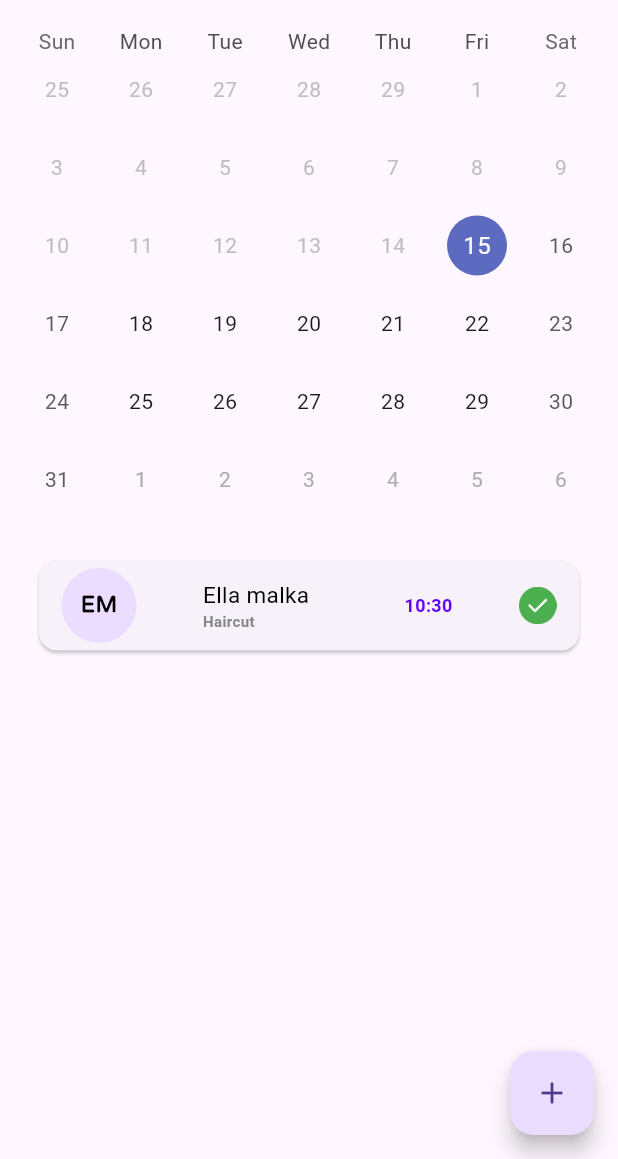
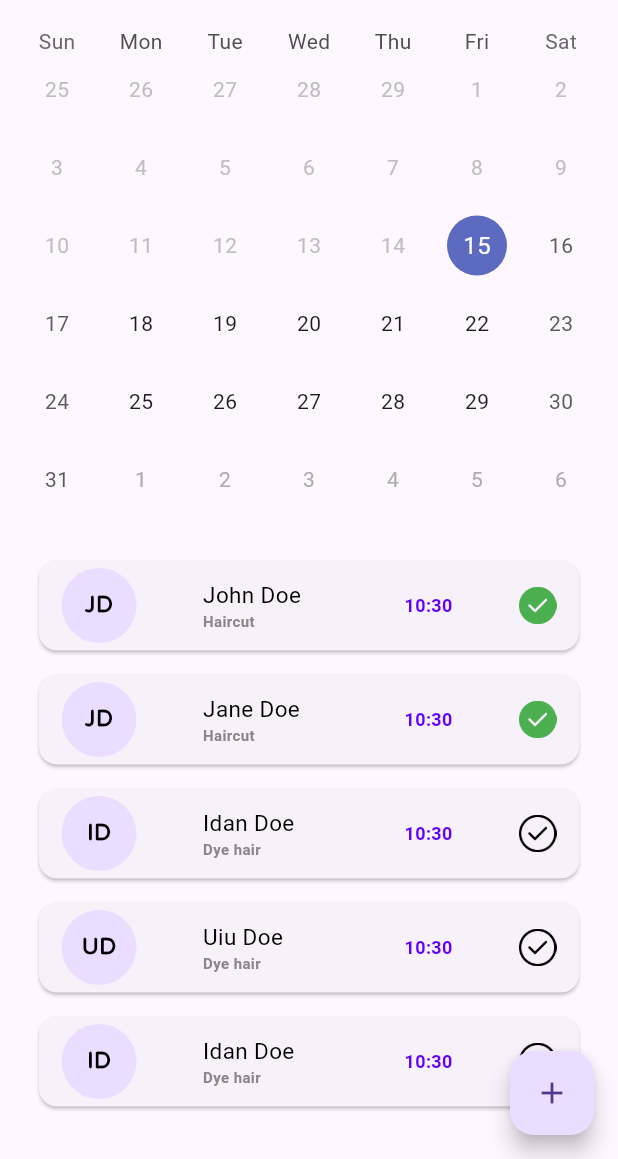
Before and after one commit to Idanmal8/Bookmarko_frontend_serverpod, a Flutter app: the Calendar screen opened directly with empty values, on a phone screen of 412 x 824 dp, the part 77-1236 px from its top. Run offline on Flutter 3.47's test engine with Material 3 defaults, Android fonts, the phone set to English and light mode, and no system bars; drawn by our look-alikes of table_calendar; our stand-ins replace flutter_svg, google_fonts, image_picker, shared_preferences; missing offline and left inert: serverpod, serverpod_client, serverpod_flutter; accounts and stored records are empty; statements that could not run were skipped.

Commit message:
keep working

```diff
--- a/bookmarko/bookmarko_flutter/lib/screens/calendar_screen/calendar.dart
+++ b/bookmarko/bookmarko_flutter/lib/screens/calendar_screen/calendar.dart
@@ -6,8 +6,8 @@
 
 import 'package:bookmarko_flutter/controllers/connection_controller.dart';
 
+import 'package:bookmarko_flutter/screens/calendar_screen/controller/calendar_screen_controller.dart';
 import 'package:bookmarko_flutter/screens/calendar_screen/widget/appointments.dart';
-import 'package:bookmarko_flutter/screens/calendar_screen/controller/calendar_screen_controller.dart';
 
 class Calendar extends StatelessWidget {
   final Business business;
@@ -19,7 +19,63 @@
 
   @override
   Widget build(BuildContext context) {
-    var app = Appointment(appointmentDate:DateTime.now(), serviceName: "Haircut", customerName: "Ella malka", customerId: 1, businessId: 1, serviceId: 1, status: 'Paid', paid: true);
+    List<Appointment> app = [
+      Appointment(
+        businessId: business.id ?? 0,
+        id: 1,
+        customerId: 1,
+        customerName: 'John Doe',
+        serviceId: 0,
+        serviceName: 'Haircut',
+        appointmentDate: DateTime.now(),
+        status: 'Approverd',
+        paid: true,
+      ),
+      Appointment(
+        businessId: business.id ?? 0,
+        id: 2,
+        customerId: 2,
+        customerName: 'Jane Doe',
+        serviceId: 0,
+        serviceName: 'Haircut',
+        appointmentDate: DateTime.now(),
+        status: 'Approverd',
+        paid: true,
+      ),
+      Appointment(
+        businessId: business.id ?? 0,
+        id: 3,
+        customerId: 3,
+        customerName: 'Idan Doe',
+        serviceId: 2,
+        serviceName: 'Dye hair',
+        appointmentDate: DateTime.now(),
+        status: 'Declined',
+        paid: false,
+      ),
+      Appointment(
+        businessId: business.id ?? 0,
+        id: 4,
+        customerId: 4,
+        customerName: 'Uiu Doe',
+        serviceId: 2,
+        serviceName: 'Dye hair',
+        appointmentDate: DateTime.now(),
+        status: 'Declined',
+        paid: false,
+      ),
+      Appointment(
+        businessId: business.id ?? 0,
+        id: 5,
+        customerId: 6,
+        customerName: 'Idan Doe',
+        serviceId: 2,
+        serviceName: 'Dye hair',
+        appointmentDate: DateTime.now(),
+        status: 'Declined',
+        paid: false,
+      ),
+    ];
     return ChangeNotifierProvider<CalendarController>(
       create: (context) => CalendarController(
         connectionController: context.read<ConnectionController>(),
@@ -45,14 +101,16 @@
                         );
                       },
                     );
-                    controller.getAppointmentsForService(controller.getSelectedDate,
-                                controller.getSelectedService);
+                    controller.getAppointmentsForService(
+                        controller.getSelectedDate,
+                        controller.getSelectedService);
                   },
                   child: const Icon(Icons.add),
                 ),
                 body: SafeArea(
                   child: Container(
-                    padding: const EdgeInsets.symmetric(horizontal: 10, vertical: 5),
+                    padding:
+                        const EdgeInsets.symmetric(horizontal: 10, vertical: 5),
                     child: Column(
                       mainAxisAlignment: MainAxisAlignment.start,
                       crossAxisAlignment: CrossAxisAlignment.center,
@@ -76,9 +134,20 @@
                         ),
                         const SizedBox(height: 20),
                         if (!controller.isLoading) // Check if not loading
-                          Appointments(
-                            appointment: app,
-                            onTapAppointment: () =>  controller.goToEditAppointmentScreen(context, app),
+                          Expanded(
+                            child: SingleChildScrollView(
+                              child: Column(
+                                children: [
+                                  for (var app in app)
+                                    Appointments(
+                                      appointment: app,
+                                      onTapAppointment: () =>
+                                          controller.goToEditAppointmentScreen(
+                                              context, app),
+                                    ),
+                                ],
+                              ),
+                            ),
                           )
                         else
                           const CircularProgressIndicator(),
```
Also changed, not shown: bookmarko/bookmarko_flutter/lib/screens/calendar_screen/widget/appointments.dart (+5 -2 lines).
